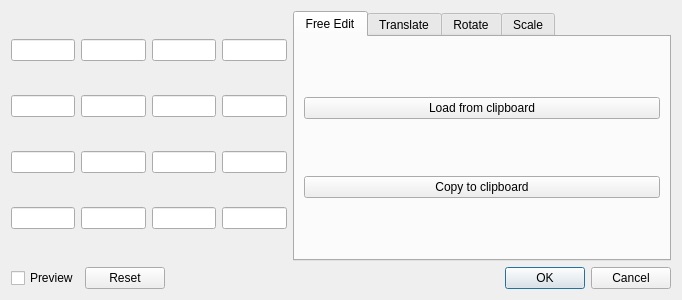
Qt form gui/forms/QGMDialogMatrix.ui (barionleg/gitgAmesch) before a commit.
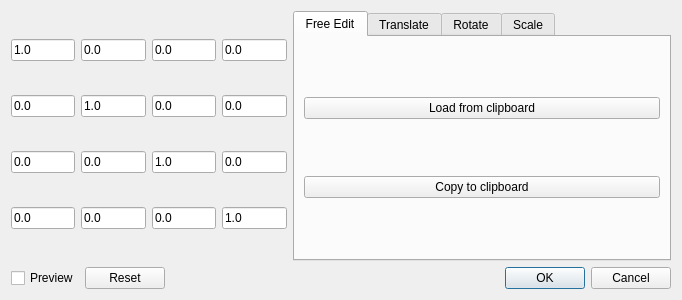
The same form after that commit.

Commit message: - added validators and initialization to QGMDialogMatrix - added fetchClipboard

Patch:
```diff
--- a/gui/forms/QGMDialogMatrix.ui
+++ b/gui/forms/QGMDialogMatrix.ui
@@ -26,6 +26,9 @@
            <height>16777215</height>
           </size>
          </property>
+         <property name="text">
+          <string>0.0</string>
+         </property>
         </widget>
        </item>
        <item row="0" column="2">
@@ -36,6 +39,9 @@
            <height>16777215</height>
           </size>
          </property>
+         <property name="text">
+          <string>0.0</string>
+         </property>
         </widget>
        </item>
        <item row="2" column="3">
@@ -46,6 +52,9 @@
            <height>16777215</height>
           </size>
          </property>
+         <property name="text">
+          <string>0.0</string>
+         </property>
         </widget>
        </item>
        <item row="1" column="1">
@@ -56,6 +65,9 @@
            <height>16777215</height>
           </size>
          </property>
+         <property name="text">
+          <string>1.0</string>
+         </property>
         </widget>
        </item>
        <item row="1" column="0">
@@ -72,6 +84,9 @@
            <height>16777215</height>
           </size>
          </property>
+         <property name="text">
+          <string>0.0</string>
+         </property>
         </widget>
        </item>
        <item row="3" column="0">
@@ -82,6 +97,9 @@
            <height>16777215</height>
           </size>
          </property>
+         <property name="text">
+          <string>0.0</string>
+         </property>
         </widget>
        </item>
        <item row="0" column="1">
@@ -92,6 +110,9 @@
            <height>16777215</height>
           </size>
          </property>
+         <property name="text">
+          <string>0.0</string>
+         </property>
         </widget>
        </item>
        <item row="0" column="3">
@@ -102,6 +123,9 @@
            <height>16777215</height>
           </size>
          </property>
+         <property name="text">
+          <string>0.0</string>
+         </property>
         </widget>
        </item>
        <item row="2" column="1">
@@ -112,6 +136,9 @@
            <height>16777215</height>
           </size>
          </property>
+         <property name="text">
+          <string>0.0</string>
+         </property>
         </widget>
        </item>
        <item row="3" column="1">
@@ -122,6 +149,9 @@
            <height>16777215</height>
           </size>
          </property>
+         <property name="text">
+          <string>0.0</string>
+         </property>
         </widget>
        </item>
        <item row="3" column="2">
@@ -132,6 +162,9 @@
            <height>16777215</height>
           </size>
          </property>
+         <property name="text">
+          <string>0.0</string>
+         </property>
         </widget>
        </item>
        <item row="2" column="0">
@@ -142,6 +175,9 @@
            <height>16777215</height>
           </size>
          </property>
+         <property name="text">
+          <string>0.0</string>
+         </property>
         </widget>
        </item>
        <item row="2" column="2">
@@ -152,6 +188,9 @@
            <height>16777215</height>
           </size>
          </property>
+         <property name="text">
+          <string>1.0</string>
+         </property>
         </widget>
        </item>
        <item row="1" column="3">
@@ -162,6 +201,9 @@
            <height>16777215</height>
           </size>
          </property>
+         <property name="text">
+          <string>0.0</string>
+         </property>
         </widget>
        </item>
        <item row="3" column="3">
@@ -172,6 +214,9 @@
            <height>16777215</height>
           </size>
          </property>
+         <property name="text">
+          <string>1.0</string>
+         </property>
         </widget>
        </item>
        <item row="0" column="0">
@@ -188,6 +233,9 @@
            <height>16777215</height>
           </size>
          </property>
+         <property name="text">
+          <string>1.0</string>
+         </property>
         </widget>
        </item>
       </layout>
```
The commit also changes 3 other files.
